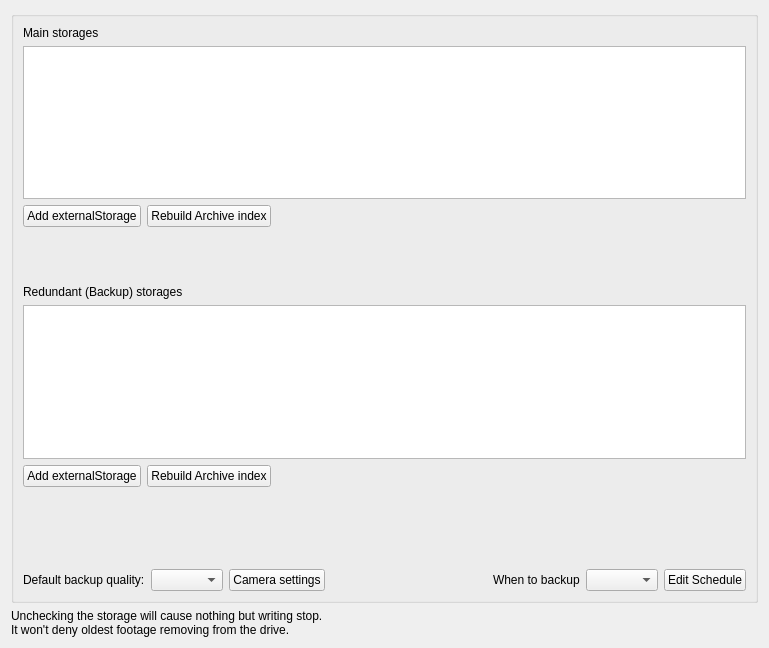
Old version of the form client/src/ui/widgets/properties/storage_config_widget.ui in the repository networkoptix/nx_open.
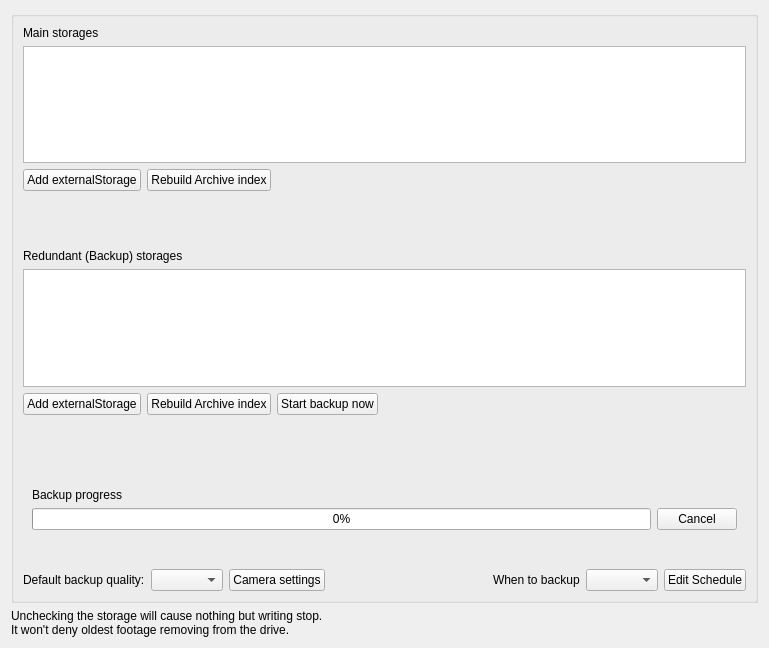
New version of the form. The open tabs and pages were chosen to show the change. Custom widgets are drawn as their Qt base class.

Commit message:
#vms-947. backup status
<==== Mercurial data ====>
Branch: x_vms_947_redundant_storage_2

The edit to the form file:
```diff
--- a/client/src/ui/widgets/properties/storage_config_widget.ui
+++ b/client/src/ui/widgets/properties/storage_config_widget.ui
@@ -178,6 +178,13 @@
           </property>
          </widget>
         </item>
+        <item>
+         <widget class="QPushButton" name="backupStartButton">
+          <property name="text">
+           <string>Start backup now</string>
+          </property>
+         </widget>
+        </item>
         <item>
          <spacer name="horizontalSpacer_4">
           <property name="orientation">
@@ -231,6 +238,51 @@
         </widget>
        </widget>
       </item>
+      <item>
+       <widget class="QStackedWidget" name="stackedWidgetBackupInfo">
+        <property name="currentIndex">
+         <number>0</number>
+        </property>
+        <widget class="QWidget" name="rebuildPreparePage">
+         <layout class="QHBoxLayout" name="horizontalLayout_4"/>
+        </widget>
+        <widget class="QWidget" name="rebuildProgressPage">
+         <layout class="QVBoxLayout" name="verticalLayout_3">
+          <item>
+           <widget class="QnWordWrappedLabel" name="rebuildStatusLabelBackup" native="true"/>
+          </item>
+          <item>
+           <widget class="QLabel" name="label_5">
+            <property name="text">
+             <string>Backup progress</string>
+            </property>
+           </widget>
+          </item>
+          <item>
+           <layout class="QHBoxLayout" name="horizontalLayout_7">
+            <item>
+             <widget class="QProgressBar" name="progressBarBackup">
+              <property name="enabled">
+               <bool>true</bool>
+              </property>
+              <property name="value">
+               <number>0</number>
+              </property>
+             </widget>
+            </item>
+            <item>
+             <widget class="QPushButton" name="backupStopButton">
+              <property name="text">
+               <string>Cancel</string>
+              </property>
+             </widget>
+            </item>
+           </layout>
+          </item>
+         </layout>
+        </widget>
+       </widget>
+      </item>
       <item>
        <spacer name="verticalSpacer">
         <property name="orientation">
```
The commit also changes 6 other files.
